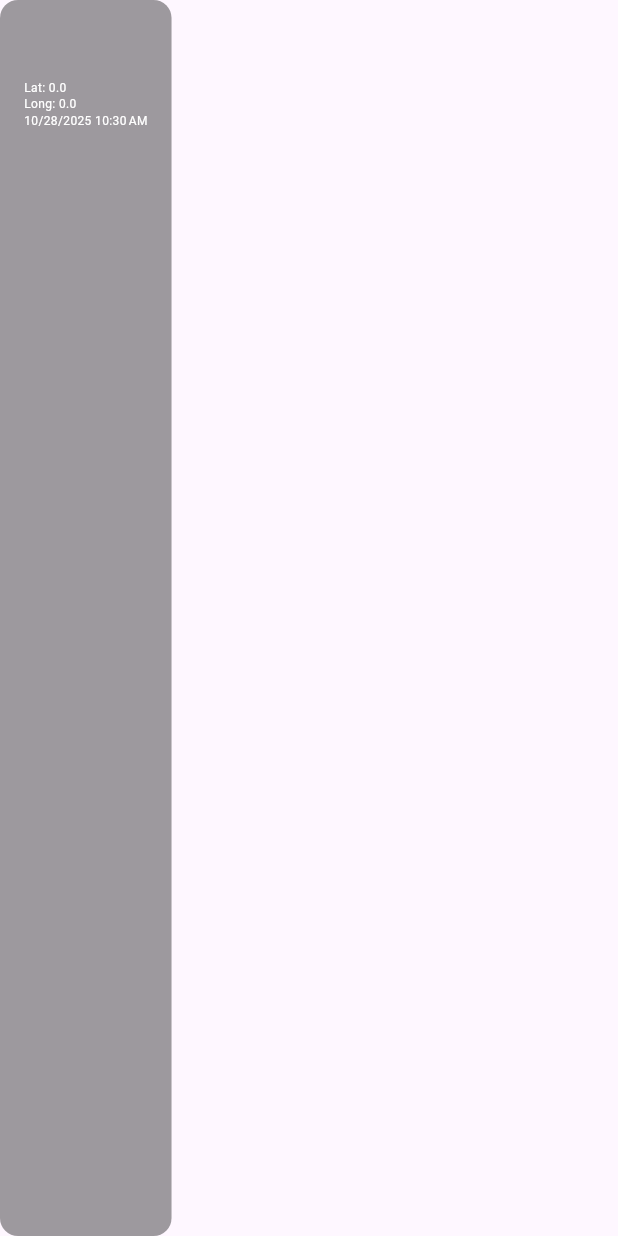
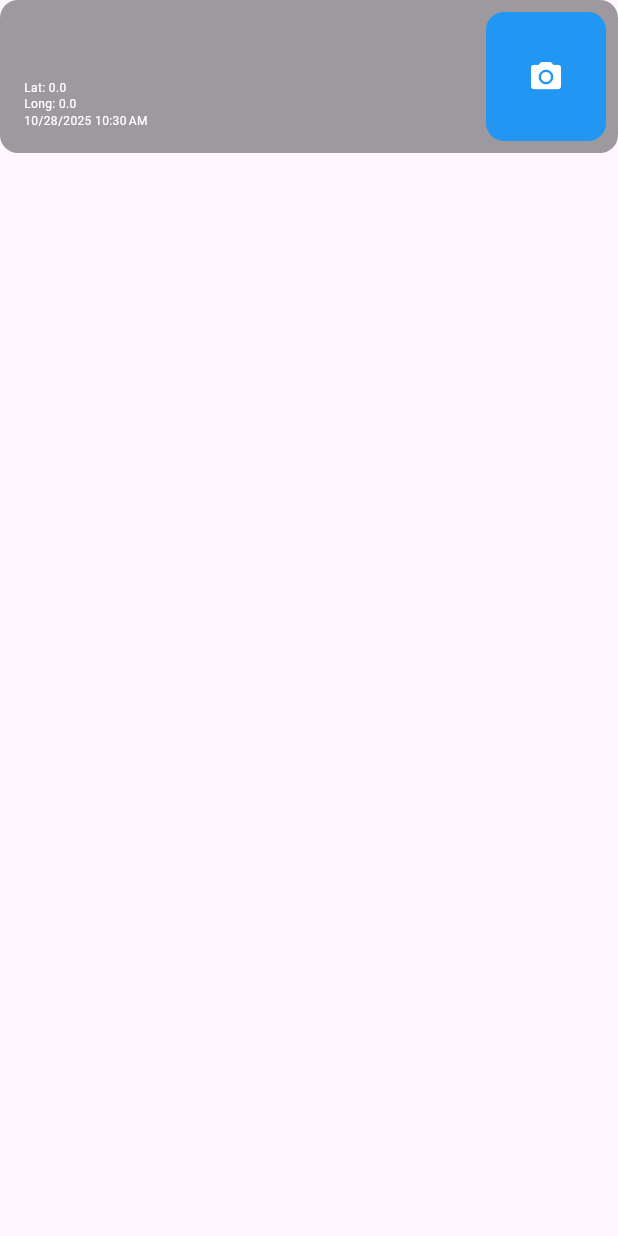
Before and after one commit to sharmaAshish-dev/map_camera, a Flutter app: the MapLocationData widget shown alone on an empty page, opened directly, on a phone screen of 412 x 824 dp. Run offline on Flutter 3.47's test engine with Material 3 defaults, Android fonts, the phone set to English and light mode, and no system bars; our stand-ins replace camera, flutter_map, geocoding, geolocator, get, latlong2; missing offline and left inert: flutter_map_location_marker.

Commit message:
UI work completed

```diff
--- a/lib/src/components/map_location_data/view/map_location_data.dart
+++ b/lib/src/components/map_location_data/view/map_location_data.dart
@@ -21,7 +21,14 @@ class MapLocationData extends StatelessWidget {
               borderRadius: BorderRadius.circular(12),
               color: Colors.black38,
             ),
-        child: mainContent,
+        child: IntrinsicHeight(
+          child: Row(
+            children: [
+              Expanded(child: mainContent),
+              actionButton,
+            ],
+          ),
+        ),
       );
 
   Widget get mainContent => Padding(
@@ -72,6 +79,25 @@ class MapLocationData extends StatelessWidget {
         ),
       );
 
+  Widget get actionButton => Padding(
+        padding: const EdgeInsets.all(8.0),
+        child: Container(
+          width: 80,
+          height: double.infinity,
+          decoration: BoxDecoration(
+            color: Colors.blue,
+            borderRadius: BorderRadius.circular(12),
+          ),
+          child: IconButton(
+            onPressed: () => _controller.onCaptureImage,
+            icon: Icon(
+              Icons.camera_alt,
+              color: Colors.white,
+            ),
+          ),
+        ),
+      );
+
   String get timestamp {
     return DateFormat.yMd().add_jm().format(_controller.locationService.currentPosition.value.timestamp.toLocal());
   }
--- a/lib/src/map_camera_controller.dart
+++ b/lib/src/map_camera_controller.dart
@@ -1,7 +1,8 @@
 import 'dart:async';
-
+import 'dart:io';
 import 'package:camera/camera.dart';
 import 'package:get/get.dart';
+import 'package:path_provider/path_provider.dart';
 import 'package:map_camera/src/service/location_service.dart';
 
 class MapCameraController extends GetxController {
@@ -10,36 +11,74 @@ class MapCameraController extends GetxController {
   final LocationService locationService;
 
   late CameraController cameraController;
-
-  var isCameraInitialized = false.obs;
+  final isCameraInitialized = false.obs;
+  final isCapturing = false
+      .obs; // optional, to disable buttons during capture or show loader
 
   @override
   void onReady() {
-    initializeCameraFeed;
     super.onReady();
+    initializeCameraFeed();
   }
 
-  Future<void> get initializeCameraFeed async {
+  /// Initialize the camera
+  Future<void> initializeCameraFeed() async {
     isCameraInitialized.value = false;
 
     try {
       final cameras = await availableCameras();
-      final firstCamera = cameras.elementAt(1);
 
-      cameraController = CameraController(firstCamera, ResolutionPreset.medium, enableAudio: false);
+      // Pick the back camera if available, else fallback
+      final selectedCamera = cameras.firstWhere(
+            (camera) => camera.lensDirection == CameraLensDirection.back,
+        orElse: () => cameras.first,
+      );
+
+      cameraController = CameraController(
+        selectedCamera,
+        ResolutionPreset.high,
+        enableAudio: false,
+      );
 
       await cameraController.initialize();
-
       isCameraInitialized.value = true;
     } catch (e) {
       isCameraInitialized.value = false;
-      throw Exception(e);
+      Get.snackbar('Camera Error', e.toString());
+    }
+  }
+
+  /// Capture an image and return the file
+  Future<File?> onCaptureImage() async {
+    if (!cameraController.value.isInitialized || isCapturing.value) return null;
+
+    try {
+      isCapturing.value = true;
+
+      // Ensure camera is not recording or already capturing
+      await cameraController.setFlashMode(FlashMode.off);
+
+      final picture = await cameraController.takePicture();
+
+      // Optionally move file to a persistent directory
+      final directory = await getApplicationDocumentsDirectory();
+      final imagePath =
+          '${directory.path}/capture_${DateTime.now().millisecondsSinceEpoch}.jpg';
+      final savedFile = await File(picture.path).copy(imagePath);
+
+      isCapturing.value = false;
+
+      return savedFile;
+    } catch (e) {
+      isCapturing.value = false;
+      Get.snackbar('Capture Error', e.toString());
+      return null;
     }
   }
 
   @override
-  void dispose() {
+  void onClose() {
     cameraController.dispose();
-    super.dispose();
+    super.onClose();
   }
 }
--- a/lib/src/map_camera_location.dart
+++ b/lib/src/map_camera_location.dart
@@ -1,9 +1,11 @@
 import 'package:flutter/material.dart';
+import 'package:get/get.dart';
 import 'package:map_camera/src/components/map_location_data/view/map_location_data.dart';
 import 'package:map_camera/src/components/map_preview_tile/view/map_preview_tile.dart';
 import 'package:map_camera/src/service/bindings.dart';
 
 import 'components/camera_preview/view/map_camera_preview.dart';
+import 'map_camera_controller.dart';
 
 class MapCameraLocation extends StatefulWidget {
   const MapCameraLocation({super.key, this.outerPadding});
@@ -60,7 +62,8 @@ class _MapCameraLocationState extends State<MapCameraLocation> {
 
   @override
   void dispose() {
-    MapCameraBindings().dispose();
+    Get.delete<MapCameraController>(force: true);
+
     super.dispose();
   }
 }
--- a/lib/src/service/bindings.dart
+++ b/lib/src/service/bindings.dart
@@ -13,8 +13,4 @@ class MapCameraBindings extends Bindings {
       ),
     );
   }
-
-  void dispose() {
-    Get.delete<MapCameraController>();
-  }
 }
```
Also changed, not shown: 2 other files.
